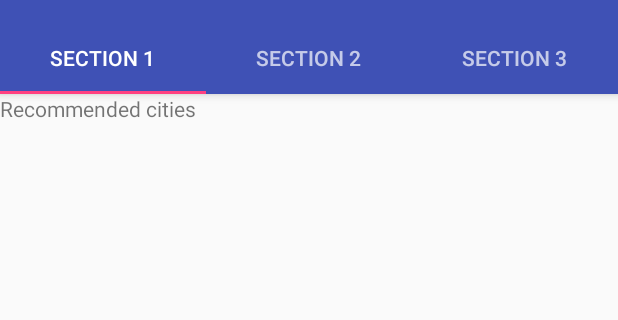
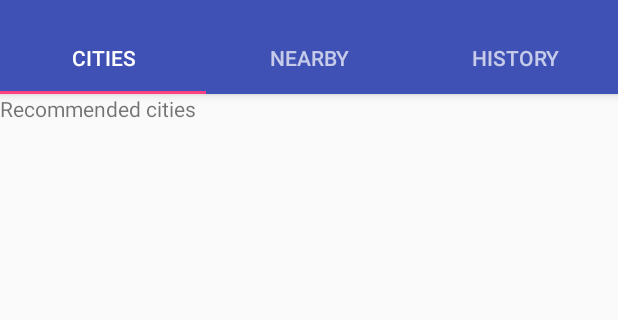
Before and after one commit to zebybez/SmartMobile, an Android app: the screen it shows after launch (MainActivity), on a phone screen of 412 x 824 dp, the part 74-394 px from its top. Run offline under Robolectric (Android 15) with nearby library versions, the phone set to English and light mode, and no system bars.

Commit message:
fixed fragments

```diff
--- a/app/src/main/java/com/duo/app/bonnefoyage/Activity/MainActivity.java
+++ b/app/src/main/java/com/duo/app/bonnefoyage/Activity/MainActivity.java
@@ -20,6 +20,7 @@ import android.view.ViewGroup;
 import android.widget.TextView;
 
 import com.duo.app.bonnefoyage.R;
+import com.duo.app.bonnefoyage.domein.User;
 import com.duo.app.bonnefoyage.fragment.CityFragment;
 import com.duo.app.bonnefoyage.fragment.NearbyFragment;
 import com.duo.app.bonnefoyage.fragment.TestFragment;
@@ -41,6 +42,10 @@ public class MainActivity extends AppCompatActivity {
      * The {@link ViewPager} that will host the section contents.
      */
     private ViewPager mViewPager;
+    /**
+     * The user class with all info needed for application.
+     */
+    private User user;
 
     @Override
     protected void onCreate(Bundle savedInstanceState) {
@@ -71,6 +76,7 @@ public class MainActivity extends AppCompatActivity {
             }
         });
 
+        //todo: get user from intent. for now use test user.
     }
 
 
@@ -109,18 +115,23 @@ public class MainActivity extends AppCompatActivity {
         @Override
         public Fragment getItem(int position) {
 
-            //TODO return proper fragment, a custom fragment using a switch
-//            switch (position){
-//                case 0:
-//                    return new CityFragment();
-//                case 1:
-//                    return new NearbyFragment();
-//                case 2:
-//                    return new VisitedLocationsFragment();
-//                default:
-//                    return new CityFragment();
-//            }
-            return new TestFragment();
+            Bundle fragmentBundle = new Bundle();
+            fragmentBundle.putSerializable("user", user);
+            //todo put firebase database item, to get data from? ipv user, or to put data into database.
+            Fragment fragment;
+            switch (position){
+                case 0:
+                    fragment = new CityFragment();
+                case 1:
+                    fragment = new NearbyFragment();
+                case 2:
+                    fragment = new VisitedLocationsFragment();
+                default:
+                    fragment = new CityFragment();
+            }
+            fragment.setArguments(fragmentBundle);
+            return fragment;
+            //TODO: make layouts for each fragment.
         }
 
         @Override
@@ -129,15 +140,20 @@ public class MainActivity extends AppCompatActivity {
             return 3;
         }
 
+        /**
+         * Specifies the name for each tab.
+         * @param position the position to get name of.
+         * @return the name as charSequence
+         */
         @Override
         public CharSequence getPageTitle(int position) {
             switch (position) {
                 case 0:
-                    return "SECTION 1";
+                    return "Cities";
                 case 1:
-                    return "SECTION 2";
+                    return "Nearby";
                 case 2:
-                    return "SECTION 3";
+                    return "History";
             }
             return null;
         }
--- a/app/src/main/java/com/duo/app/bonnefoyage/domein/User.java
+++ b/app/src/main/java/com/duo/app/bonnefoyage/domein/User.java
@@ -4,6 +4,7 @@ import android.location.Location;
 
 import com.duo.app.bonnefoyage.Enum.AttractionType;
 
+import java.io.Serializable;
 import java.util.ArrayList;
 import java.util.List;
 
@@ -13,7 +14,7 @@ import java.util.List;
  * Created by yannic on 13/04/2017.
  */
 
-public class User {
+public class User implements Serializable{
     private String email;
     private String name;
     private List<AttractionType> interests;
--- a/app/src/main/java/com/duo/app/bonnefoyage/fragment/CityFragment.java
+++ b/app/src/main/java/com/duo/app/bonnefoyage/fragment/CityFragment.java
@@ -9,6 +9,9 @@ import android.view.ViewGroup;
 import android.widget.TextView;
 
 import com.duo.app.bonnefoyage.R;
+import com.duo.app.bonnefoyage.domein.User;
+
+import java.io.Serializable;
 
 /**
  * this is a fragment for the tabViewActivity it will show a list of recommended cities.
@@ -17,15 +20,23 @@ import com.duo.app.bonnefoyage.R;
  */
 
 public class CityFragment extends Fragment {
+
+    private User user;
+
     @Override
+
     public void onCreate(@Nullable Bundle savedInstanceState) {
         super.onCreate(savedInstanceState);
+        Bundle args = getArguments();
+        user = (User) args.getSerializable("user");
+        //todo: get recommended cities for user, and show in list (RecyclerView)
+        //todo: calculate recommended cities based on user.
     }
 
     @Override
-    public View onCreateView(LayoutInflater inflater, ViewGroup container,
-                             Bundle savedInstanceState) {
-        View rootView = inflater.inflate(R.layout.fragment_main, container, false);
+    public View onCreateView(LayoutInflater inflater, ViewGroup container, Bundle savedInstanceState) {
+        View rootView = inflater.inflate(R.layout.fragment_cities, container, false);
+
         TextView textView = (TextView) rootView.findViewById(R.id.title_textView);
         textView.setText("Recommended cities");
         return rootView;
```
Also changed, not shown: app/src/main/java/com/duo/app/bonnefoyage/fragment/NearbyFragment.java (+18 -3 lines), app/src/main/java/com/duo/app/bonnefoyage/fragment/VisitedLocationsFragment.java (+15 -2 lines).
